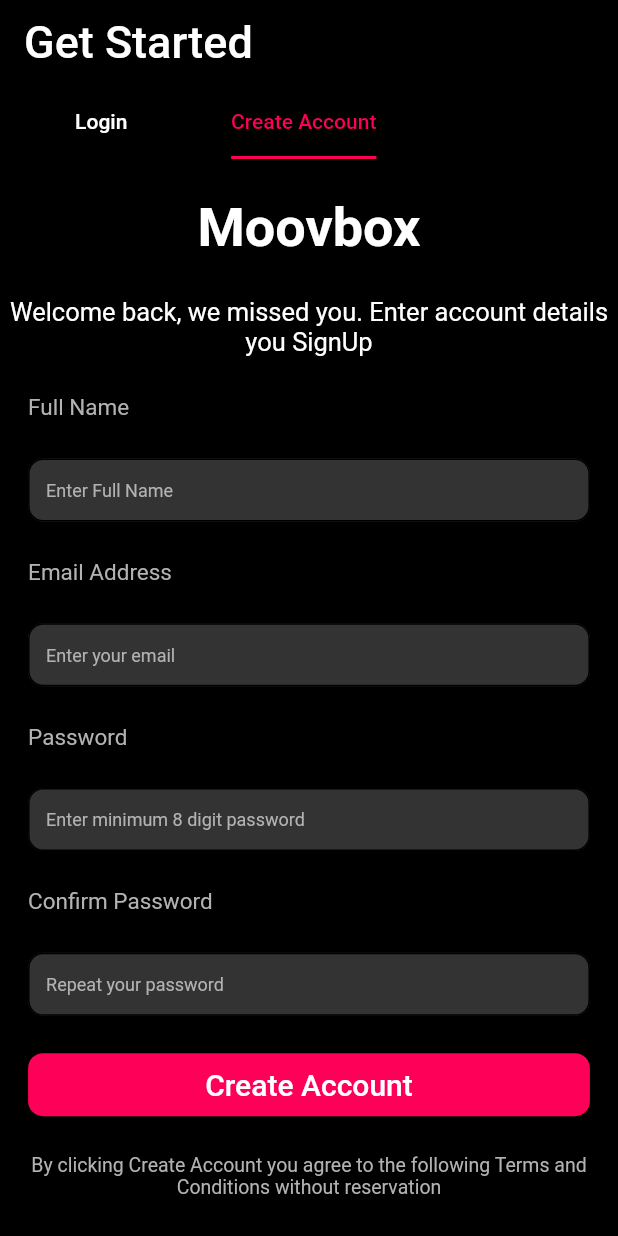
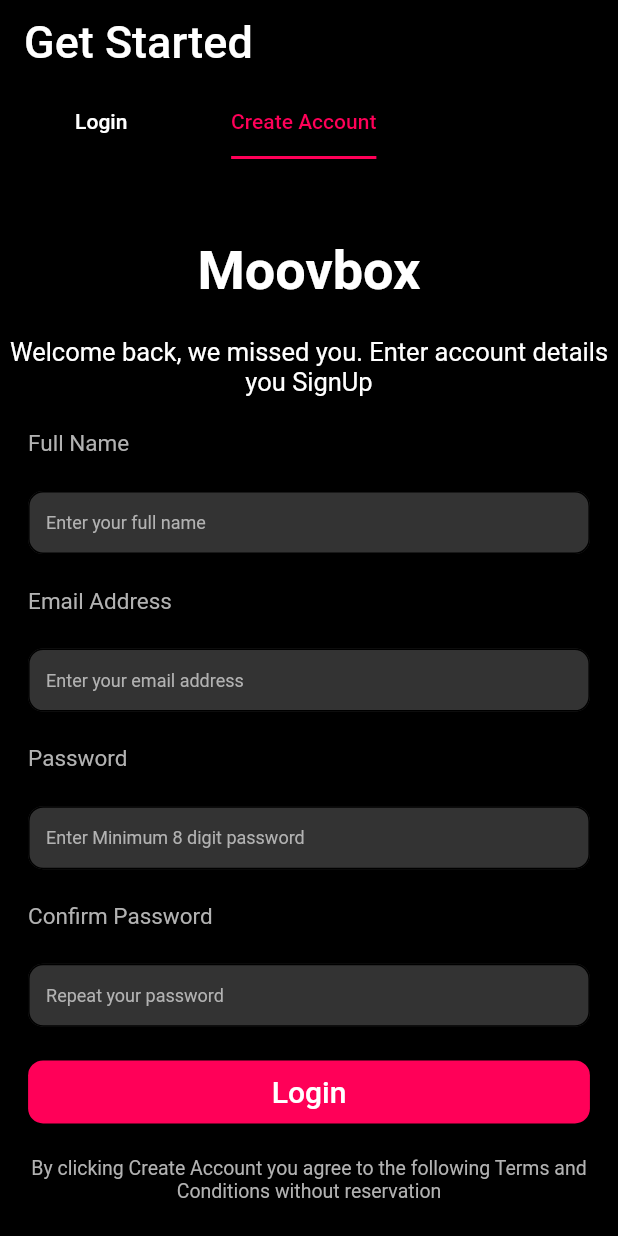
Before and after one commit to Zain-ul-abdin0/Movbox, a Flutter app: the screen it shows after launch, tab 2 chosen, on a phone screen of 412 x 824 dp. Run offline on Flutter 3.47's test engine with Material 2 defaults, Android fonts, the phone set to English and light mode, and no system bars.

Commit message:
Reusable Login and Signup Screen

```diff
--- a/lib/components/LoginAndSignUp/Login.dart
+++ /dev/null
@@ -1,139 +0,0 @@
-import 'package:flutter/material.dart';
-
-class Login extends StatelessWidget {
-  Login(this.name);
-
-  String name;
-
-  @override
-  Widget build(BuildContext context) {
-    return Container(
-      child: Column(
-        mainAxisAlignment: MainAxisAlignment.spaceEvenly,
-        mainAxisSize: MainAxisSize.min,
-        children: <Widget>[
-          SizedBox(
-            height: 20,
-          ),
-          Text(
-            'Moovbox',
-            style: TextStyle(
-                fontSize: 36, fontWeight: FontWeight.bold, color: Colors.white),
-          ),
-          Text(
-            'Welcome back, we missed you. Enter account details you $name',
-            textAlign: TextAlign.center,
-            style: TextStyle(
-              fontSize: 17,
-              color: Colors.white,
-            ),
-          ),
-          SizedBox(
-            height: 50,
-          ),
-          FieldName('Email Address', false),
-          TextInput('Enter your Email'),
-          FieldName('Password', true),
-          TextInput('Enter minimum 8 digit password'),
-          LoginBtn(),
-          Text(
-            'Or Log in from Facebook',
-            style: TextStyle(color: Colors.white, fontWeight: FontWeight.bold),
-          ),
-          SizedBox(
-            height: 20,
-          )
-        ],
-      ),
-    );
-  }
-}
-
-class TextInput extends StatelessWidget {
-  TextInput(this.hintText);
-  String hintText;
-  @override
-  Widget build(BuildContext context) {
-    return Container(
-      height: 42,
-      width: MediaQuery.of(context).size.width / 1.1,
-      child: TextField(
-          style: TextStyle(color: Colors.white),
-          decoration: InputDecoration(
-              enabledBorder: OutlineInputBorder(
-                  borderRadius: BorderRadius.all(Radius.circular(10))),
-              hintStyle: TextStyle(fontSize: 12.0, color: Color(0xffB2B2B2)),
-              hintText: hintText,
-              focusColor: Colors.white,
-              filled: true,
-              fillColor: Color(0xff333333))),
-    );
-  }
-}
-
-class FieldName extends StatelessWidget {
-  FieldName(this.name, this.check);
-  String name;
-  bool check;
-  @override
-  Widget build(BuildContext context) {
-    return Container(
-      width: MediaQuery.of(context).size.width / 1.1,
-      child: Align(
-        alignment: Alignment.bottomLeft,
-        child: Row(
-          mainAxisAlignment: MainAxisAlignment.spaceBetween,
-          children: <Widget>[
-            Text(
-              name,
-              style: TextStyle(
-                fontSize: 15,
-                color: Color(0xffB2B2B2),
-              ),
-            ),
-            check == true?
-
-                Text(
-                  'Forgot Password?',
-                  style: TextStyle(
-                    fontSize: 15,
-                    fontWeight: FontWeight.bold,
-                    color: Color(0xffFF0058),
-                  ),
-                )
-              :Text('xsom')
-
-          ],
-        ),
-      ),
-    );
-  }
-}
-
-class LoginBtn extends StatelessWidget {
-  @override
-  Widget build(BuildContext context) {
-    return Container(
-      width: MediaQuery.of(context).size.width / 1.1,
-      height: 42,
-      child: FlatButton(
-        shape: new RoundedRectangleBorder(
-          borderRadius: new BorderRadius.circular(10.0),
-        ),
-        color: Color(0xffFF0058),
-        textColor: Colors.white,
-        disabledColor: Colors.grey,
-        disabledTextColor: Colors.black,
-        padding: EdgeInsets.all(8.0),
-        splashColor: Colors.blueAccent,
-        onPressed: () {
-          /*...*/
-        },
-        child: Text(
-          "Login",
-          style: TextStyle(fontSize: 20.0),
-        ),
-      ),
-    );
-  }
-}
--- a/lib/components/LoginAndSignUp/SignUp.dart
+++ /dev/null
@@ -1,132 +0,0 @@
-import 'package:flutter/material.dart';
-
-class SignUp extends StatelessWidget {
-  SignUp(this.name);
-
-  String name;
-
-  @override
-  Widget build(BuildContext context) {
-    return Container(
-      child: Column(
-        mainAxisAlignment: MainAxisAlignment.spaceEvenly,
-        mainAxisSize: MainAxisSize.min,
-        children: <Widget>[
-
-          Text(
-            'Moovbox',
-            style: TextStyle(
-                fontSize: 36, fontWeight: FontWeight.bold, color: Colors.white),
-          ),
-          Text(
-            'Welcome back, we missed you. Enter account details you $name',
-            textAlign: TextAlign.center,
-            style: TextStyle(
-              fontSize: 17,
-              color: Colors.white,
-            ),
-          ),
-
-
-          FieldName('Full Name'),
-          TextInput('Enter Full Name'),
-          FieldName('Email Address'),
-          TextInput('Enter your email'),
-
-
-          FieldName('Password'),
-          TextInput('Enter minimum 8 digit password'),
-          FieldName('Confirm Password'),
-          TextInput('Repeat your password'),
-
-          LoginBtn(),
-          Text(
-            'By clicking Create Account you agree to the following Terms and Conditions without reservation',
-                        textAlign: TextAlign.center,
-
-            style: TextStyle( fontSize: 13, color: Color(0xffB2B2B2)),
-          ),
-
-        ],
-      ),
-    );
-  }
-}
-
-class TextInput extends StatelessWidget {
-  TextInput(this.hintText);
-  String hintText;
-  @override
-  Widget build(BuildContext context) {
-    return Container(
-      width: MediaQuery.of(context).size.width / 1.1,
-      height: 42,
-      child: TextField(
-          style: TextStyle(color: Colors.white),
-          decoration: InputDecoration(
-              enabledBorder: OutlineInputBorder(
-                  borderRadius: BorderRadius.all(Radius.circular(10))),
-              hintStyle: TextStyle(fontSize: 12.0, color: Color(0xffB2B2B2)),
-              hintText: hintText,
-              focusColor: Colors.white,
-              filled: true,
-              fillColor: Color(0xff333333))),
-    );
-  }
-}
-
-class FieldName extends StatelessWidget {
-  FieldName(this.name,);
-  String name;
-   @override
-  Widget build(BuildContext context) {
-    return Container(
-      width: MediaQuery.of(context).size.width / 1.1,
-      child: Align(
-        alignment: Alignment.bottomLeft,
-        child: Row(
-          mainAxisAlignment: MainAxisAlignment.spaceBetween,
-          children: <Widget>[
-            Text(
-              name,
-              style: TextStyle(
-                fontSize: 15,
-                color: Color(0xffB2B2B2),
-              ),
-            ),
-
-
-          ],
-        ),
-      ),
-    );
-  }
-}
-
-class LoginBtn extends StatelessWidget {
-  @override
-  Widget build(BuildContext context) {
-    return Container(
-      width: MediaQuery.of(context).size.width / 1.1,
-      height: 42,
-      child: FlatButton(
-        shape: new RoundedRectangleBorder(
-          borderRadius: new BorderRadius.circular(10.0),
-        ),
-        color: Color(0xffFF0058),
-        textColor: Colors.white,
-        disabledColor: Colors.grey,
-        disabledTextColor: Colors.black,
-        padding: EdgeInsets.all(8.0),
-        splashColor: Colors.blueAccent,
-        onPressed: () {
-          /*...*/
-        },
-        child: Text(
-          "Create Account",
-          style: TextStyle(fontSize: 20.0),
-        ),
-      ),
-    );
-  }
-}
--- a/lib/main.dart
+++ b/lib/main.dart
@@ -1,5 +1,5 @@
 import 'package:flutter/material.dart';
-import 'package:moovbox/screens/LoginandSignUpNavigation.dart';
+import 'package:moovbox/widgets/AuthScreens/HeaderTabBar.dart';
 
 void main() {
   runApp(MyApp());
@@ -8,6 +8,6 @@ void main() {
 class MyApp extends StatelessWidget {
   @override
   Widget build(BuildContext context) {
-    return LoginAndSignUp();
-  }
+  return HeaderTabBar();
 }
+}
--- /dev/null
+++ b/lib/screen/SignUp.dart
@@ -0,0 +1,106 @@
+import 'package:flutter/material.dart';
+
+import 'package:moovbox/widgets/AuthScreens/LoginBtn.dart';
+import 'package:moovbox/widgets/AuthScreens/TextInput.dart';
+import 'package:moovbox/widgets/AuthScreens/FieldName.dart';
+
+class SignUp extends StatefulWidget {
+  SignUp(this.ScreenName);
+
+  final String ScreenName;
+
+  @override
+  _SignUpState createState() => _SignUpState();
+}
+
+class _SignUpState extends State<SignUp> {
+  //SignUp(this.ScreenName);
+
+  //String ScreenName;
+
+  String email = '';
+  String password = '';
+
+  String fullName = '';
+  String confirmPassword = '';
+
+  String hintText = '';
+
+  @override
+  Widget build(BuildContext context) {
+    return SingleChildScrollView(
+      reverse: true,
+      child: ConstrainedBox(
+        constraints:
+            BoxConstraints(minHeight: MediaQuery.of(context).size.height / 1.2),
+        child: Column(
+          mainAxisAlignment: MainAxisAlignment.spaceEvenly,
+          mainAxisSize: MainAxisSize.min,
+          children: <Widget>[
+            Text(
+              'Moovbox',
+              style: TextStyle(
+                  fontSize: 36,
+                  fontWeight: FontWeight.bold,
+                  color: Colors.white),
+            ),
+            Text(
+              'Welcome back, we missed you. Enter account details you ${widget.ScreenName}',
+              textAlign: TextAlign.center,
+              style: TextStyle(
+                fontSize: 17,
+                color: Colors.white,
+              ),
+            ),
+            FieldName('Full Name', false),
+            TextInput(
+                hintText: 'Enter your full name',
+                email: email,
+                onChangeText: (String val) {
+                  setState(() {
+                    fullName = val;
+                    print(fullName);
+                  });
+                }),
+            FieldName('Email Address', false),
+            TextInput(
+                hintText: 'Enter your email address',
+                email: email,
+                onChangeText: (String val) {
+                  setState(() {
+                    email = val;
+                    print(email);
+                  });
+                }),
+            FieldName('Password', false),
+            TextInput(
+                hintText: 'Enter Minimum 8 digit password',
+                email: email,
+                onChangeText: (String val) {
+                  setState(() {
+                    password = val;
+                    print(password);
+                  });
+                }),
+            FieldName('Confirm Password', false),
+            TextInput(
+                hintText: 'Repeat your password',
+                email: email,
+                onChangeText: (String val) {
+                  setState(() {
+                    confirmPassword = val;
+                    print(confirmPassword);
+                  });
+                }),
+            LoginBtn(),
+            Text(
+              'By clicking Create Account you agree to the following Terms and Conditions without reservation',
+              textAlign: TextAlign.center,
+              style: TextStyle(fontSize: 13, color: Color(0xffB2B2B2)),
+            ),
+          ],
+        ),
+      ),
+    );
+  }
+}
--- /dev/null
+++ b/lib/widgets/AuthScreens/FieldName.dart
@@ -0,0 +1,39 @@
+import 'package:flutter/material.dart';
+class FieldName extends StatelessWidget {
+  FieldName(this.name, this.check);
+  String name;
+  bool check;
+  @override
+  Widget build(BuildContext context) {
+    return Container(
+      width: MediaQuery.of(context).size.width / 1.1,
+      child: Align(
+        alignment: Alignment.bottomLeft,
+        child: Row(
+          mainAxisAlignment: MainAxisAlignment.spaceBetween,
+          children: <Widget>[
+            Text(
+              name,
+              style: TextStyle(
+                fontSize: 15,
+                color: Color(0xffB2B2B2),
+              ),
+            ),
+            check == true?
+
+                Text(
+                  'Forgot Password?',
+                  style: TextStyle(
+                    fontSize: 15,
+                    fontWeight: FontWeight.bold,
+                    color: Color(0xffFF0058),
+                  ),
+                )
+              :Text('xsom')
+
+          ],
+        ),
+      ),
+    );
+  }
+}
--- a/lib/screens/LoginandSignUpNavigation.dart
+++ b/lib/widgets/AuthScreens/HeaderTabBar.dart
@@ -1,9 +1,9 @@
 import 'package:flutter/material.dart';
-import 'package:moovbox/components/LoginAndSignUp/Login.dart';
-import 'package:moovbox/components/LoginAndSignUp/SignUp.dart';
+import 'package:moovbox/screen/Login.dart';
+import 'package:moovbox/screen/SignUp.dart';
 
-class LoginAndSignUp extends StatelessWidget {
-  @override
+class HeaderTabBar extends StatelessWidget {
+   @override
   Widget build(BuildContext context) {
     return Container(
       child: MaterialApp(
@@ -46,7 +46,7 @@ class LoginAndSignUp extends StatelessWidget {
               children: [
                Login('Login'),
 
-               SignUp( 'SignUp'),
+               SignUp('SignUp'),
 
               ],
             ),
--- /dev/null
+++ b/lib/widgets/AuthScreens/LoginBtn.dart
@@ -0,0 +1,31 @@
+import 'package:flutter/material.dart';
+class LoginBtn extends StatelessWidget {
+
+
+
+  @override
+  Widget build(BuildContext context) {
+    return Container(
+      width: MediaQuery.of(context).size.width / 1.1,
+      height: 42,
+      child: FlatButton(
+        shape: new RoundedRectangleBorder(
+          borderRadius: new BorderRadius.circular(10.0),
+        ),
+        color: Color(0xffFF0058),
+        textColor: Colors.white,
+        disabledColor: Colors.grey,
+        disabledTextColor: Colors.black,
+        padding: EdgeInsets.all(8.0),
+        splashColor: Colors.blueAccent,
+        onPressed: () {
+          /*...*/
+        },
+        child: Text(
+          "Login",
+          style: TextStyle(fontSize: 20.0),
+        ),
+      ),
+    );
+  }
+}
--- /dev/null
+++ b/lib/widgets/AuthScreens/TextInput.dart
@@ -0,0 +1,30 @@
+import 'package:flutter/material.dart';
+
+class TextInput extends StatelessWidget {
+  final Function(String) onChangeText;
+  final String hintText;
+  final String email;
+
+  TextInput({@required this.hintText, @required this.email, this.onChangeText});
+
+  @override
+  Widget build(BuildContext context) {
+    return Container(
+      height: 42,
+      width: MediaQuery.of(context).size.width / 1.1,
+      child: TextField(
+          onChanged: (text) {
+            onChangeText(text);
+          },
+          style: TextStyle(color: Colors.white),
+          decoration: InputDecoration(
+              enabledBorder: OutlineInputBorder(
+                  borderRadius: BorderRadius.all(Radius.circular(10))),
+              hintStyle: TextStyle(fontSize: 12.0, color: Color(0xffB2B2B2)),
+              hintText: this.hintText,
+              focusColor: Colors.white,
+              filled: true,
+              fillColor: Color(0xff333333))),
+    );
+  }
+}
```
Also changed, not shown: lib/screen/Login.dart (added, +93 -0 lines), lib/widgets/AuthScreens/Count.dart (added, +41 -0 lines), pubspec.lock, 1 other file.
